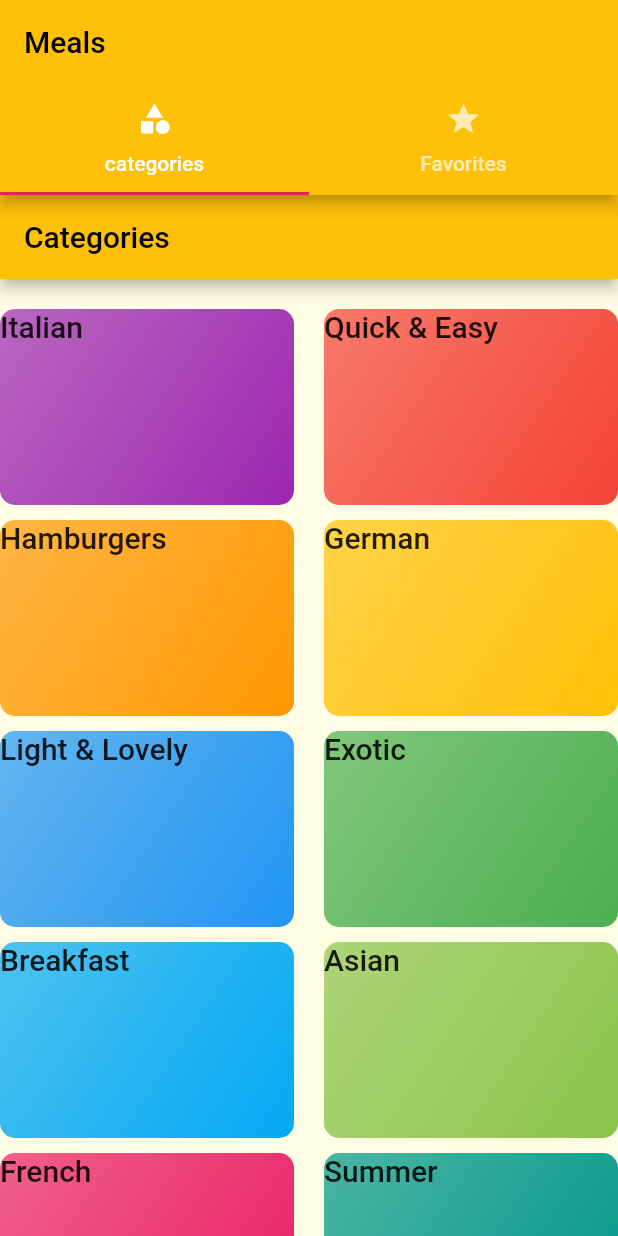
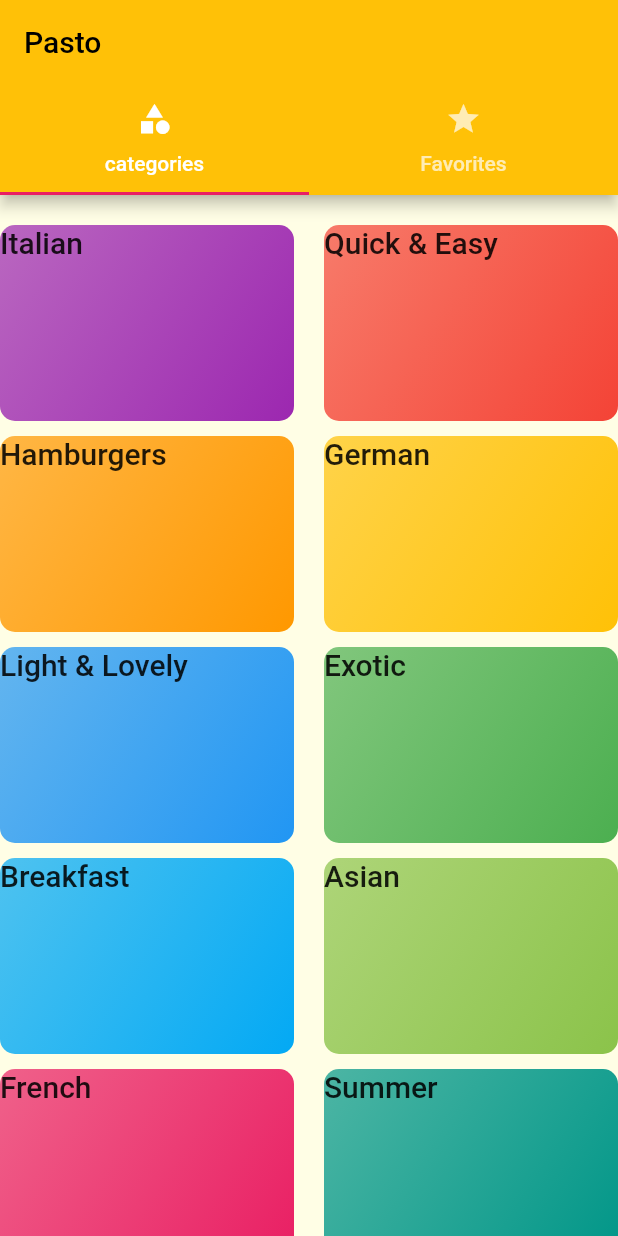
Before and after one commit to hasibulHossain/pasto, a Flutter app: the screen it shows after launch, on a phone screen of 412 x 824 dp. Run offline on Flutter 3.47's test engine with Material 2 defaults, Android fonts, the phone set to English and light mode, and no system bars.

Commit message:
fixed tab issue

```diff
--- a/lib/screens/homepage.dart
+++ b/lib/screens/homepage.dart
@@ -3,18 +3,15 @@ import 'package:meals_app/components/category_item/category_item.dart';
 
 import '../data/dummy_data.dart';
 import '../components/category_item/category_item.dart';
-import '../layout/custom_scaffold.dart';
 
 class HomePage extends StatelessWidget {
-  final String title;
-
-  const HomePage({Key? key, required this.title}) : super(key: key);
+  const HomePage({
+    Key? key,
+  }) : super(key: key);
 
   @override
   Widget build(BuildContext context) {
-    return CustomScaffold(
-      title: title,
-      body: GridView(
+    return GridView(
       padding: const EdgeInsets.only(
         top: 20,
       ),
@@ -34,7 +31,6 @@ class HomePage extends StatelessWidget {
         mainAxisSpacing: 10,
         crossAxisSpacing: 20,
       ),
-      ),
     );
   }
 }
--- a/lib/screens/tab/tab.dart
+++ b/lib/screens/tab/tab.dart
@@ -17,7 +17,7 @@ class _TabsScreenState extends State<TabsScreen> {
       length: 2,
       child: Scaffold(
         appBar: AppBar(
-          title: const Text('Meals'),
+          title: const Text('Pasto'),
           bottom: const TabBar(
             tabs: <Widget>[
               Tab(icon: Icon(Icons.category), text: 'categories'),
@@ -27,7 +27,7 @@ class _TabsScreenState extends State<TabsScreen> {
         ),
         body: const TabBarView(
           children: <Widget>[
-            HomePage(title: 'Categories'),
+            HomePage(),
             Favorites(),
           ],
         ),
```
Lines whose indentation alone changed are shown as unchanged.
